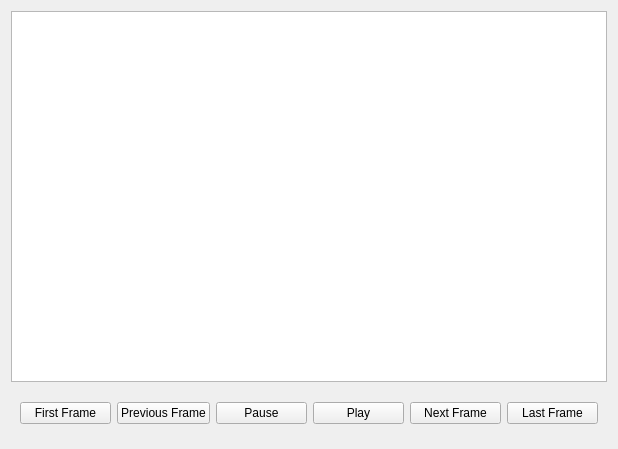
First picture: the form in UI/VideoPlayer.ui, repository troopy28/ReferenceTracker, before the edit.
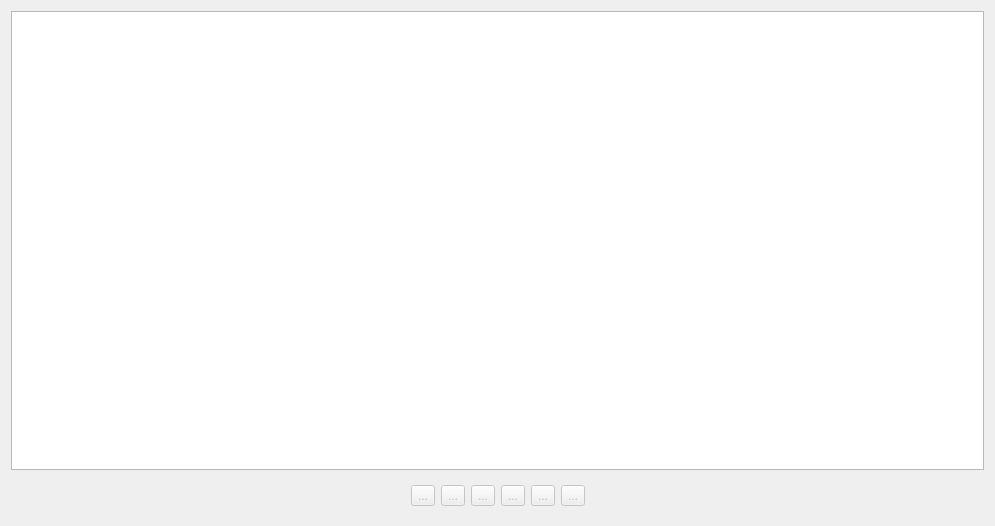
Second picture: the form after the edit.

Commit message: Video display working

The edit to the form file:
```diff
--- a/UI/VideoPlayer.ui
+++ b/UI/VideoPlayer.ui
@@ -6,8 +6,8 @@
    <rect>
     <x>0</x>
     <y>0</y>
-    <width>618</width>
-    <height>449</height>
+    <width>995</width>
+    <height>526</height>
    </rect>
   </property>
   <property name="windowTitle">
@@ -17,7 +17,7 @@
    <item row="1" column="0">
     <widget class="QWidget" name="buttonsBar" native="true">
      <property name="sizePolicy">
-      <sizepolicy hsizetype="Preferred" vsizetype="MinimumExpanding">
+      <sizepolicy hsizetype="Expanding" vsizetype="Minimum">
        <horstretch>0</horstretch>
        <verstretch>0</verstretch>
       </sizepolicy>
@@ -25,7 +25,7 @@
      <property name="maximumSize">
       <size>
        <width>16777215</width>
-       <height>50</height>
+       <height>100</height>
       </size>
      </property>
      <property name="baseSize">
@@ -34,49 +34,135 @@
        <height>50</height>
       </size>
      </property>
+     <property name="layoutDirection">
+      <enum>Qt::LeftToRight</enum>
+     </property>
      <layout class="QHBoxLayout" name="horizontalLayout">
+      <property name="sizeConstraint">
+       <enum>QLayout::SetDefaultConstraint</enum>
+      </property>
       <item>
-       <widget class="QPushButton" name="firstFrameBtn">
+       <spacer name="horizontalSpacer">
+        <property name="orientation">
+         <enum>Qt::Horizontal</enum>
+        </property>
+        <property name="sizeHint" stdset="0">
+         <size>
+          <width>40</width>
+          <height>20</height>
+         </size>
+        </property>
+       </spacer>
+      </item>
+      <item>
+       <widget class="QToolButton" name="firstFrameBtn">
+        <property name="enabled">
+         <bool>false</bool>
+        </property>
         <property name="text">
-         <string>First Frame</string>
+         <string>...</string>
         </property>
+        <property name="iconSize">
+         <size>
+          <width>24</width>
+          <height>24</height>
+         </size>
+        </property>
        </widget>
       </item>
       <item>
-       <widget class="QPushButton" name="goToPreviousFrameBtn">
+       <widget class="QToolButton" name="previousFrameBtn">
+        <property name="enabled">
+         <bool>false</bool>
+        </property>
         <property name="text">
-         <string>Previous Frame</string>
+         <string>...</string>
         </property>
+        <property name="iconSize">
+         <size>
+          <width>24</width>
+          <height>24</height>
+         </size>
+        </property>
        </widget>
       </item>
       <item>
-       <widget class="QPushButton" name="pauseBtn">
+       <widget class="QToolButton" name="pauseBtn">
+        <property name="enabled">
+         <bool>false</bool>
+        </property>
         <property name="text">
-         <string>Pause</string>
+         <string>...</string>
         </property>
+        <property name="iconSize">
+         <size>
+          <width>24</width>
+          <height>24</height>
+         </size>
+        </property>
        </widget>
       </item>
       <item>
-       <widget class="QPushButton" name="playBtn">
+       <widget class="QToolButton" name="playBtn">
+        <property name="enabled">
+         <bool>false</bool>
+        </property>
         <property name="text">
-         <string>Play</string>
+         <string>...</string>
         </property>
+        <property name="iconSize">
+         <size>
+          <width>24</width>
+          <height>24</height>
+         </size>
+        </property>
        </widget>
       </item>
       <item>
-       <widget class="QPushButton" name="nextFrameBtn">
+       <widget class="QToolButton" name="nextFrameBtn">
+        <property name="enabled">
+         <bool>false</bool>
+        </property>
         <property name="text">
-         <string>Next Frame</string>
+         <string>...</string>
         </property>
+        <property name="iconSize">
+         <size>
+          <width>24</width>
+          <height>24</height>
+         </size>
+        </property>
        </widget>
       </item>
       <item>
-       <widget class="QPushButton" name="lastFrameBtn">
+       <widget class="QToolButton" name="lastFrameBtn">
+        <property name="enabled">
+         <bool>false</bool>
+        </property>
         <property name="text">
-         <string>Last Frame</string>
+         <string>...</string>
         </property>
+        <property name="iconSize">
+         <size>
+          <width>24</width>
+          <height>24</height>
+         </size>
+        </property>
        </widget>
       </item>
+      <item>
+       <spacer name="horizontalSpacer_2">
+        <property name="orientation">
+         <enum>Qt::Horizontal</enum>
+        </property>
+        <property name="sizeHint" stdset="0">
+         <size>
+          <width>40</width>
+          <height>20</height>
+         </size>
+        </property>
+       </spacer>
+      </item>
      </layout>
     </widget>
    </item>
```
Left out of the diff: 8 changed lines with no effect on the pictures. The commit also changes 19 other files.
